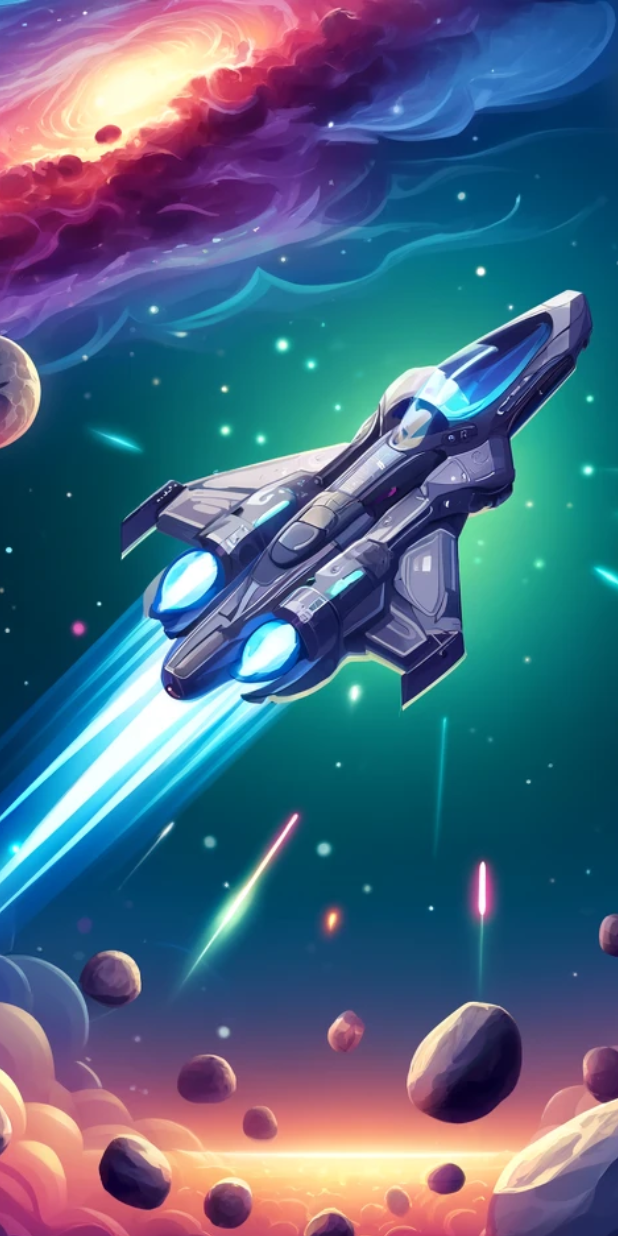
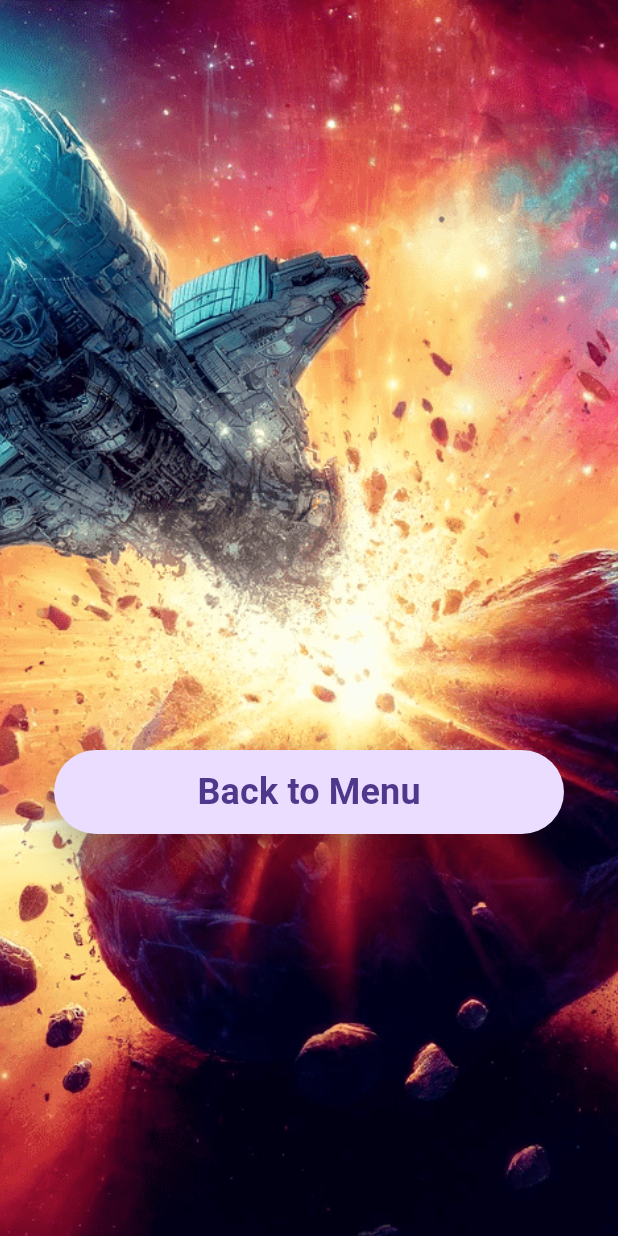
Before and after one commit to MichaelHiszpanski/space_galaxy_shooter, a Flutter app: the MenuScreen screen opened by its route, after a tap on "Results", on a phone screen of 412 x 824 dp. Run offline on Flutter 3.47's test engine with Material 3 defaults, Android fonts, the phone set to English and light mode, and no system bars; missing offline and left inert: flame; accounts and stored records are empty; statements that could not run were skipped.

Commit message:
results screen

```diff
--- a/lib/space_galaxy_shooter/screens/game_results/game_results.dart
+++ b/lib/space_galaxy_shooter/screens/game_results/game_results.dart
@@ -1,4 +1,5 @@
 import 'package:flutter/material.dart';
+import 'package:space_galaxy_shooter/space_galaxy_shooter/components/ui/custom_floating_button/custom_floating_button.dart';
 import 'package:space_galaxy_shooter/space_galaxy_shooter/database/mongo_db.dart';
 import 'package:space_galaxy_shooter/space_galaxy_shooter/game_utils/game_config/game_configuration.dart';
 import 'package:space_galaxy_shooter/space_galaxy_shooter/screens/menu/menu_screen.dart';
@@ -27,6 +28,13 @@ class _GameResultsState extends State<GameResultsScreen> {
     _fetchData();
   }
 
+  void _navigateToMenuScreen(BuildContext context) {
+    Navigator.push(
+      context,
+      MaterialPageRoute(builder: (context) => const MenuScreen()),
+    );
+  }
+
   @override
   Widget build(BuildContext context) {
     return SafeArea(
@@ -37,13 +45,16 @@ class _GameResultsState extends State<GameResultsScreen> {
           height: Config.gameScreenSize,
           decoration: const BoxDecoration(
               image: DecorationImage(
-                  image: AssetImage("assets/images/splash.png"),
+                  image: AssetImage("assets/images/results_screen.png"),
                   fit: BoxFit.cover)),
           child: Column(
             children: [
               const SizedBox(
                 height: 500.0,
               ),
+              CustomFloatingButton(
+                  onPressed: () => _navigateToMenuScreen(context),
+                  buttonName: "Back to Menu"),
               Expanded(
                   child: ListView.builder(
                 itemCount: _users.length,
@@ -62,11 +73,4 @@ class _GameResultsState extends State<GameResultsScreen> {
       ],
     ));
   }
-
-  void _navigateToLoginScreen(BuildContext context) {
-    Navigator.push(
-      context,
-      MaterialPageRoute(builder: (context) => const MenuScreen()),
-    );
-  }
 }
```
Also changed, not shown: assets/images/results_screen.png (added).
